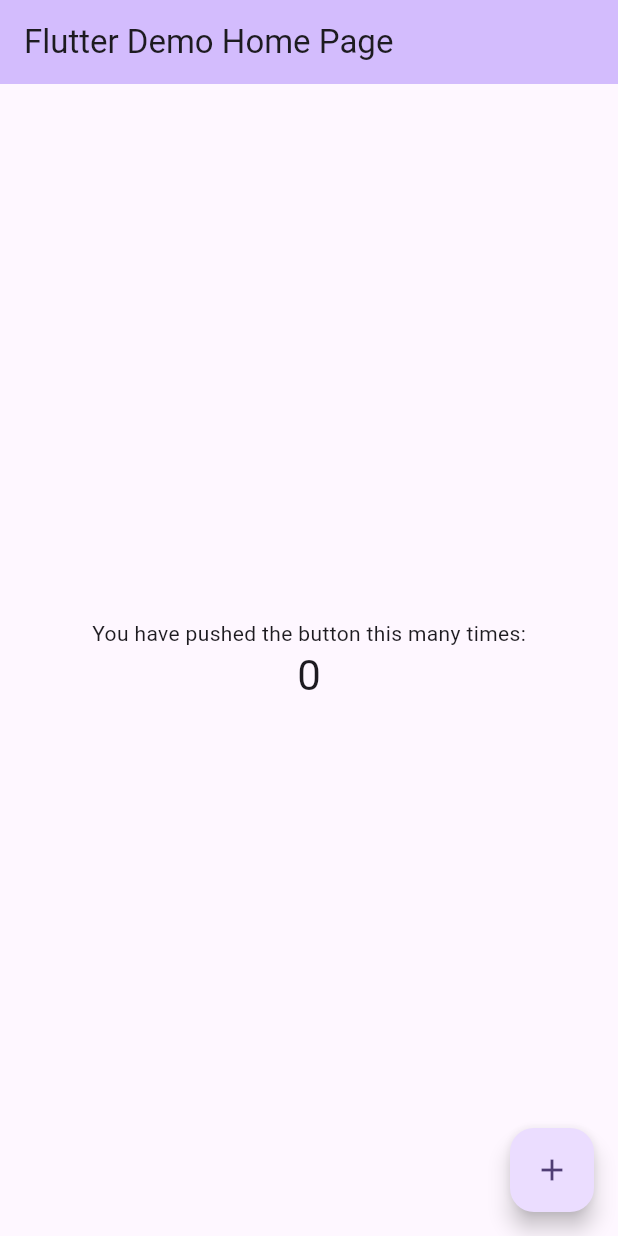
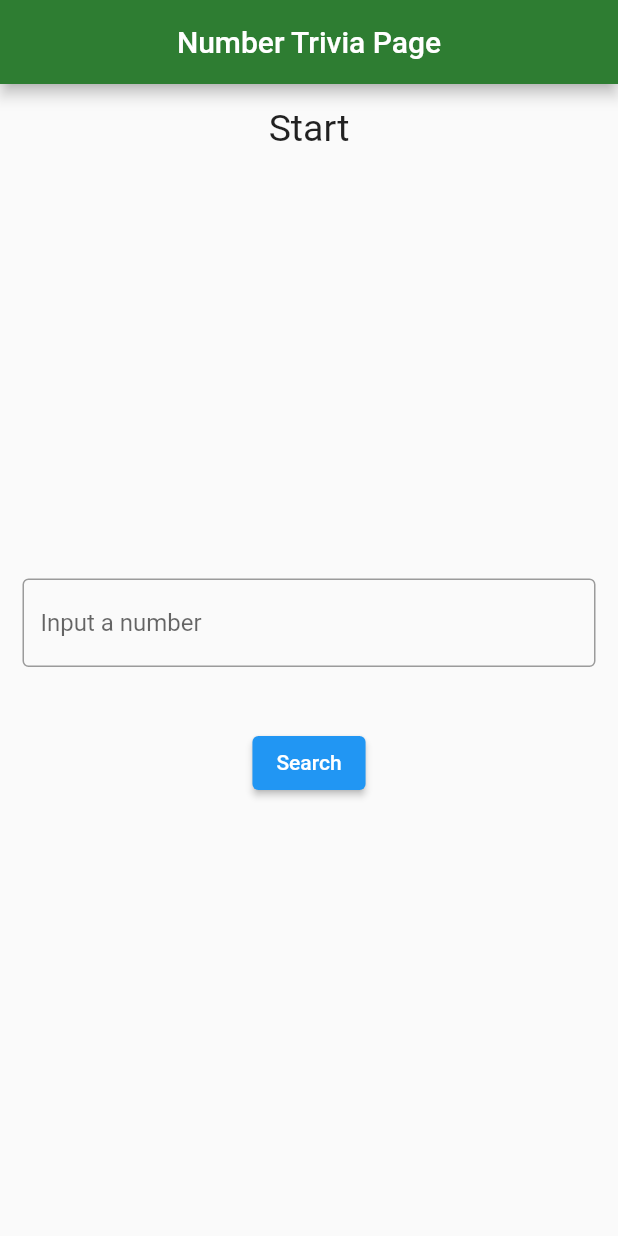
Before and after one commit to venhha/flutter_tdd_clean_test, a Flutter app: the screen it shows after launch, on a phone screen of 412 x 824 dp. Run offline on Flutter 3.47's test engine with Material 2 defaults, Android fonts, the phone set to English and light mode, and no system bars; our stand-ins replace connectivity_plus, dartz, equatable, flutter_bloc, get_it, internet_connection_checker and 1 more.

Commit message:
done trivia_number simple UI

```diff
--- a/lib/core/network/network_info.dart
+++ b/lib/core/network/network_info.dart
@@ -7,13 +7,9 @@ abstract class NetworkInfo {
 }
 
 class NetworkInfoImpl implements NetworkInfo {
-  final Connectivity connectivity;
-
-  NetworkInfoImpl(this.connectivity);
-
   @override
   Future<bool> get isConnectedByConnectivity async {
-    final connectivityResult = await connectivity.checkConnectivity();
+    final connectivityResult = await Connectivity().checkConnectivity();
     return connectivityResult != ConnectivityResult.none;
   }
 
--- a/lib/features/number_trivia/presentation/bloc/number_trivia_bloc.dart
+++ b/lib/features/number_trivia/presentation/bloc/number_trivia_bloc.dart
@@ -1,13 +1,12 @@
-import 'package:bloc/bloc.dart';
 import 'package:equatable/equatable.dart';
+import 'package:flutter_bloc/flutter_bloc.dart';
 import 'package:flutter_tdd_clean_test/core/helpers/input_convertor.dart';
 import 'package:flutter_tdd_clean_test/features/number_trivia/domain/entities/number_trivia.dart';
 import 'package:flutter_tdd_clean_test/features/number_trivia/domain/usecase/get_concrete_number_trivia.dart';
-
 part 'number_trivia_event.dart';
 part 'number_trivia_state.dart';
 
-const String kInputInvalidFailureMessage = 'Invalid Input';
+const String kInputInvalidFailureMessage = 'Invalid Input - You must enter a positive integer';
 const String kServerFailureMessage = 'Server Input';
 const String kCacheFailureMessage = 'Cache Input';
 
@@ -25,7 +24,7 @@ class NumberTriviaBloc extends Bloc<NumberTriviaEvent, NumberTriviaState> {
         final inputEither =
             _inputConvertor.stringToUnsignedInteger(event.numberString);
 
-        inputEither.fold(
+        await inputEither.fold(
           (inputFailure) {
             emit(const ErrorState(message: kInputInvalidFailureMessage));
           },
--- a/lib/features/number_trivia/presentation/bloc/number_trivia_event.dart
+++ b/lib/features/number_trivia/presentation/bloc/number_trivia_event.dart
@@ -1,6 +1,6 @@
 part of 'number_trivia_bloc.dart';
 
-sealed class NumberTriviaEvent extends Equatable {
+abstract class NumberTriviaEvent extends Equatable {
   const NumberTriviaEvent();
 
   @override
--- a/lib/features/number_trivia/presentation/bloc/number_trivia_state.dart
+++ b/lib/features/number_trivia/presentation/bloc/number_trivia_state.dart
@@ -10,7 +10,6 @@ abstract class NumberTriviaState extends Equatable {
 final class EmptyState extends NumberTriviaState {}
 
 final class LoadingState extends NumberTriviaState {}
-
 final class LoadedState extends NumberTriviaState {
   final NumberTrivia trivia;
 
--- /dev/null
+++ b/lib/features/number_trivia/presentation/pages/number_trivia_homepage.dart
@@ -0,0 +1,139 @@
+// ignore_for_file: prefer_const_constructors //TODO: remove this line, prefer_const_constructors
+
+import 'package:flutter/material.dart';
+import 'package:flutter_tdd_clean_test/features/number_trivia/presentation/bloc/number_trivia_bloc.dart';
+import 'package:flutter_tdd_clean_test/injection_container.dart';
+import 'package:flutter_bloc/flutter_bloc.dart';
+
+class NumberTriviaHomePage extends StatelessWidget {
+  const NumberTriviaHomePage({super.key});
+
+  @override
+  Widget build(BuildContext context) {
+    return Scaffold(
+        appBar: AppBar(
+          title: const Text('Number Trivia Page'),
+          backgroundColor: Theme.of(context).primaryColor,
+          centerTitle: true,
+        ),
+        body: buildBody());
+  }
+
+  BlocProvider<NumberTriviaBloc> buildBody() {
+    return BlocProvider(
+      create: (_) => sl<NumberTriviaBloc>(),
+      child: Center(
+        child: Padding(
+          padding: const EdgeInsets.all(15),
+          child: Column(
+            children: [
+              // Top part --display trivia number
+              BlocBuilder<NumberTriviaBloc, NumberTriviaState>(
+                builder: (context, state) {
+                  if (state is EmptyState) {
+                    return DisplayMessage(message: 'Start');
+                  } else if (state is LoadingState) {
+                    return DisplayLoading();
+                  } else if (state is LoadedState) {
+                    return DisplayMessage(message: state.trivia.text);
+                  } else if (state is ErrorState) {
+                    return DisplayMessage(message: state.message);
+                  }
+                  return DisplayMessage(message: 'Some thing went wrong!!!');
+                },
+              ),
+
+              // Bottom part --display controls
+              // Textfield
+              TriviaControl(),
+            ],
+          ),
+        ),
+      ),
+    );
+  }
+
+  Container displayText(String state) {
+    return Container(
+      child: Text(state),
+    );
+  }
+}
+
+class DisplayMessage extends StatelessWidget {
+  final String message;
+  const DisplayMessage({
+    super.key,
+    required this.message,
+  });
+
+  @override
+  Widget build(BuildContext context) {
+    return Container(
+      height: MediaQuery.of(context).size.height / 3,
+      child: SingleChildScrollView(
+        child: Text(
+          message,
+          style: TextStyle(fontSize: 25),
+          textAlign: TextAlign.center,
+        ),
+      ),
+    );
+  }
+}
+
+class DisplayLoading extends StatelessWidget {
+  const DisplayLoading({
+    super.key,
+  });
+
+  @override
+  Widget build(BuildContext context) {
+    return Container(
+        height: MediaQuery.of(context).size.height / 3,
+        child: const Center(
+          child: CircularProgressIndicator(),
+        ));
+  }
+}
+
+class TriviaControl extends StatefulWidget {
+  const TriviaControl({
+    super.key,
+  });
+
+  @override
+  State<TriviaControl> createState() => _TriviaControlState();
+}
+
+class _TriviaControlState extends State<TriviaControl> {
+  String inputStr = '';
+  @override
+  Widget build(BuildContext context) {
+    return Column(
+      children: [
+        SizedBox(height: 40),
+        TextField(
+          keyboardType: TextInputType.number,
+          onChanged: (value) {
+            inputStr = value;
+          },
+          decoration: InputDecoration(
+            border: OutlineInputBorder(),
+            hintText: 'Input a number',
+          ),
+        ),
+
+        // Buttons search
+        SizedBox(height: 40),
+        ElevatedButton(
+          onPressed: () {
+            BlocProvider.of<NumberTriviaBloc>(context)
+                .add(GetConcreteEvent(inputStr));
+          },
+          child: Text('Search'),
+        ),
+      ],
+    );
+  }
+}
--- a/lib/main.dart
+++ b/lib/main.dart
@@ -1,125 +1,25 @@
 import 'package:flutter/material.dart';
+import 'package:flutter_tdd_clean_test/features/number_trivia/presentation/pages/number_trivia_homepage.dart';
+import 'package:flutter_tdd_clean_test/injection_container.dart';
 
-void main() {
+void main() async {
+  // Initialize the binding before calling runApp().
+  WidgetsFlutterBinding.ensureInitialized();
+  await initLocator();
   runApp(const MyApp());
 }
 
 class MyApp extends StatelessWidget {
   const MyApp({super.key});
 
-  // This widget is the root of your application.
   @override
   Widget build(BuildContext context) {
     return MaterialApp(
-      title: 'Flutter Demo',
+      title: 'Test App',
       theme: ThemeData(
-        // This is the theme of your application.
-        //
-        // TRY THIS: Try running your application with "flutter run". You'll see
-        // the application has a blue toolbar. Then, without quitting the app,
-        // try changing the seedColor in the colorScheme below to Colors.green
-        // and then invoke "hot reload" (save your changes or press the "hot
-        // reload" button in a Flutter-supported IDE, or press "r" if you used
-        // the command line to start the app).
-        //
-        // Notice that the counter didn't reset back to zero; the application
-        // state is not lost during the reload. To reset the state, use hot
-        // restart instead.
-        //
-        // This works for code too, not just values: Most code changes can be
-        // tested with just a hot reload.
-        colorScheme: ColorScheme.fromSeed(seedColor: Colors.deepPurple),
-        useMaterial3: true,
+        primaryColor: Colors.green.shade800,
       ),
-      home: const MyHomePage(title: 'Flutter Demo Home Page'),
+      home: const NumberTriviaHomePage(),
     );
   }
 }
-
-class MyHomePage extends StatefulWidget {
-  const MyHomePage({super.key, required this.title});
-
-  // This widget is the home page of your application. It is stateful, meaning
-  // that it has a State object (defined below) that contains fields that affect
-  // how it looks.
-
-  // This class is the configuration for the state. It holds the values (in this
-  // case the title) provided by the parent (in this case the App widget) and
-  // used by the build method of the State. Fields in a Widget subclass are
-  // always marked "final".
-
-  final String title;
-
-  @override
-  State<MyHomePage> createState() => _MyHomePageState();
-}
-
-class _MyHomePageState extends State<MyHomePage> {
-  int _counter = 0;
-
-  void _incrementCounter() {
-    setState(() {
-      // This call to setState tells the Flutter framework that something has
-      // changed in this State, which causes it to rerun the build method below
-      // so that the display can reflect the updated values. If we changed
-      // _counter without calling setState(), then the build method would not be
-      // called again, and so nothing would appear to happen.
-      _counter++;
-    });
-  }
-
-  @override
-  Widget build(BuildContext context) {
-    // This method is rerun every time setState is called, for instance as done
-    // by the _incrementCounter method above.
-    //
-    // The Flutter framework has been optimized to make rerunning build methods
-    // fast, so that you can just rebuild anything that needs updating rather
-    // than having to individually change instances of widgets.
-    return Scaffold(
-      appBar: AppBar(
-        // TRY THIS: Try changing the color here to a specific color (to
-        // Colors.amber, perhaps?) and trigger a hot reload to see the AppBar
-        // change color while the other colors stay the same.
-        backgroundColor: Theme.of(context).colorScheme.inversePrimary,
-        // Here we take the value from the MyHomePage object that was created by
-        // the App.build method, and use it to set our appbar title.
-        title: Text(widget.title),
-      ),
-      body: Center(
-        // Center is a layout widget. It takes a single child and positions it
-        // in the middle of the parent.
-        child: Column(
-          // Column is also a layout widget. It takes a list of children and
-          // arranges them vertically. By default, it sizes itself to fit its
-          // children horizontally, and tries to be as tall as its parent.
-          //
-          // Column has various properties to control how it sizes itself and
-          // how it positions its children. Here we use mainAxisAlignment to
-          // center the children vertically; the main axis here is the vertical
-          // axis because Columns are vertical (the cross axis would be
-          // horizontal).
-          //
-          // TRY THIS: Invoke "debug painting" (choose the "Toggle Debug Paint"
-          // action in the IDE, or press "p" in the console), to see the
-          // wireframe for each widget.
-          mainAxisAlignment: MainAxisAlignment.center,
-          children: <Widget>[
-            const Text(
-              'You have pushed the button this many times:',
-            ),
-            Text(
-              '$_counter',
-              style: Theme.of(context).textTheme.headlineMedium,
-            ),
-          ],
-        ),
-      ),
-      floatingActionButton: FloatingActionButton(
-        onPressed: _incrementCounter,
-        tooltip: 'Increment',
-        child: const Icon(Icons.add),
-      ), // This trailing comma makes auto-formatting nicer for build methods.
-    );
-  }
-}
```
Also changed, not shown: lib/injection_container.dart (added, +48 -0 lines), pubspec.yaml (+8 -6 lines), pubspec.lock, 1 other file.
